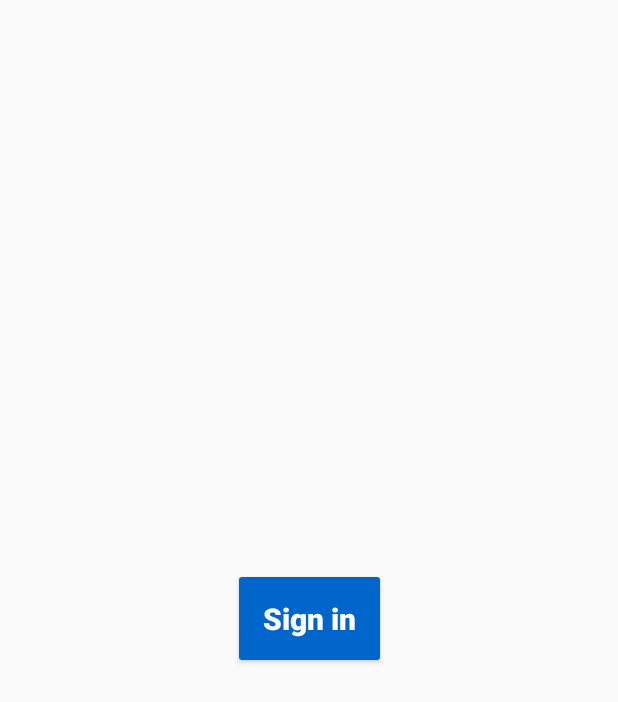
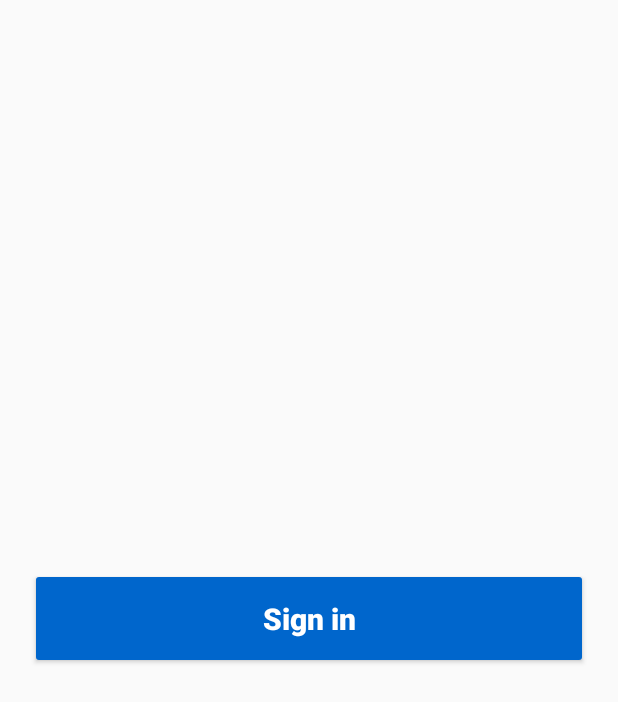
Before and after one commit to DevAdedoyin/Twitter-Unfollow-App, an Android app: the screen it shows after launch (SignInScreen), on a phone screen of 412 x 824 dp. Shown: the top 702 px of the screen. Run offline under Robolectric (Android 15) with nearby library versions, the light colour scheme and no system bars.

```diff
--- a/app/src/main/res/layout/activity_sign_in_screen.xml
+++ b/app/src/main/res/layout/activity_sign_in_screen.xml
@@ -7,7 +7,7 @@
     tools:context=".SignInScreen">
 
 <Button
-    android:layout_width="wrap_content"
+    android:layout_width="0dp"
     android:layout_height="wrap_content"
     app:layout_constraintStart_toStartOf="parent"
     app:layout_constraintTop_toTopOf="parent"
@@ -18,6 +18,8 @@
     android:textColor="#fff"
     android:text="@string/sign_in"
     android:elevation="30dp"
+    android:layout_marginStart="20dp"
+    android:layout_marginEnd="20dp"
     android:textAllCaps="false"
     android:textStyle="bold"
     android:textSize="20sp"
```
Also changed, not shown: app/src/main/res/drawable-hdpi/twitter_icon.png (added), app/src/main/res/drawable-ldpi/twitter_icon.png (added), app/src/main/res/drawable-mdpi/twitter_icon.png (added), app/src/main/res/drawable-xhdpi/twitter_icon.png (added), app/src/main/res/drawable-xxhdpi/twitter_icon.png (added), app/src/main/res/drawable-xxxhdpi/twitter_icon.png (added).
